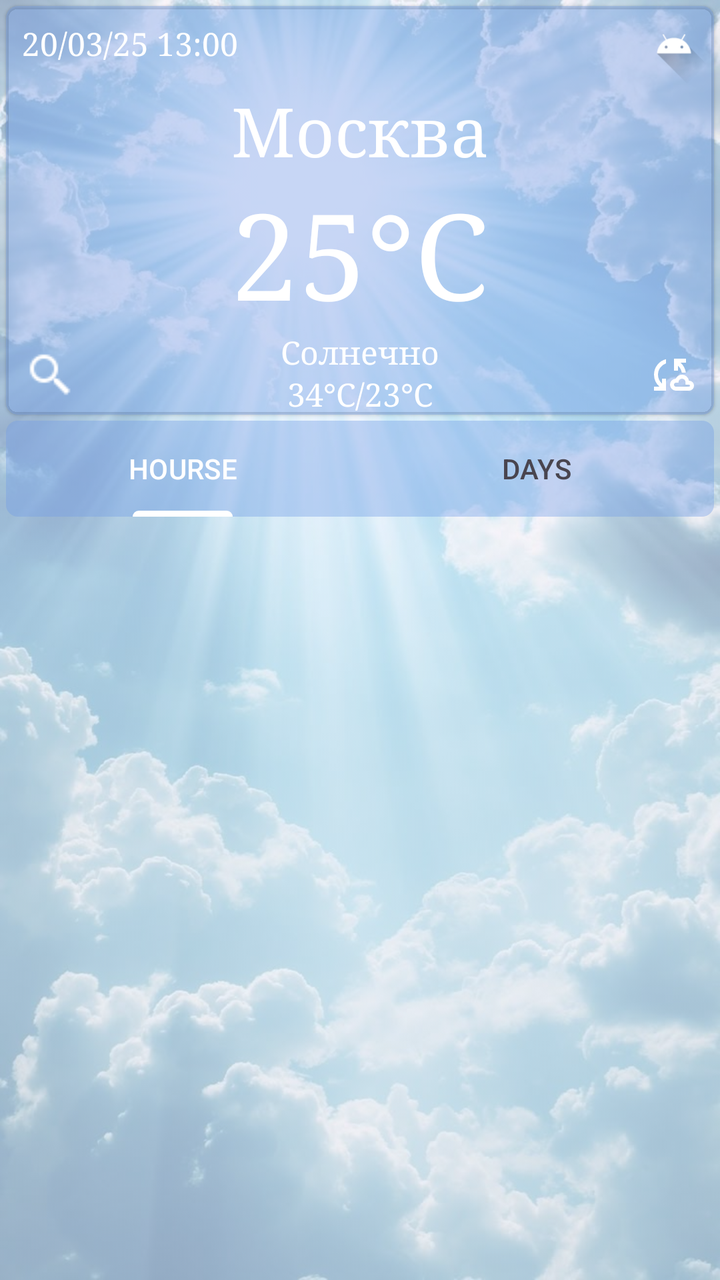
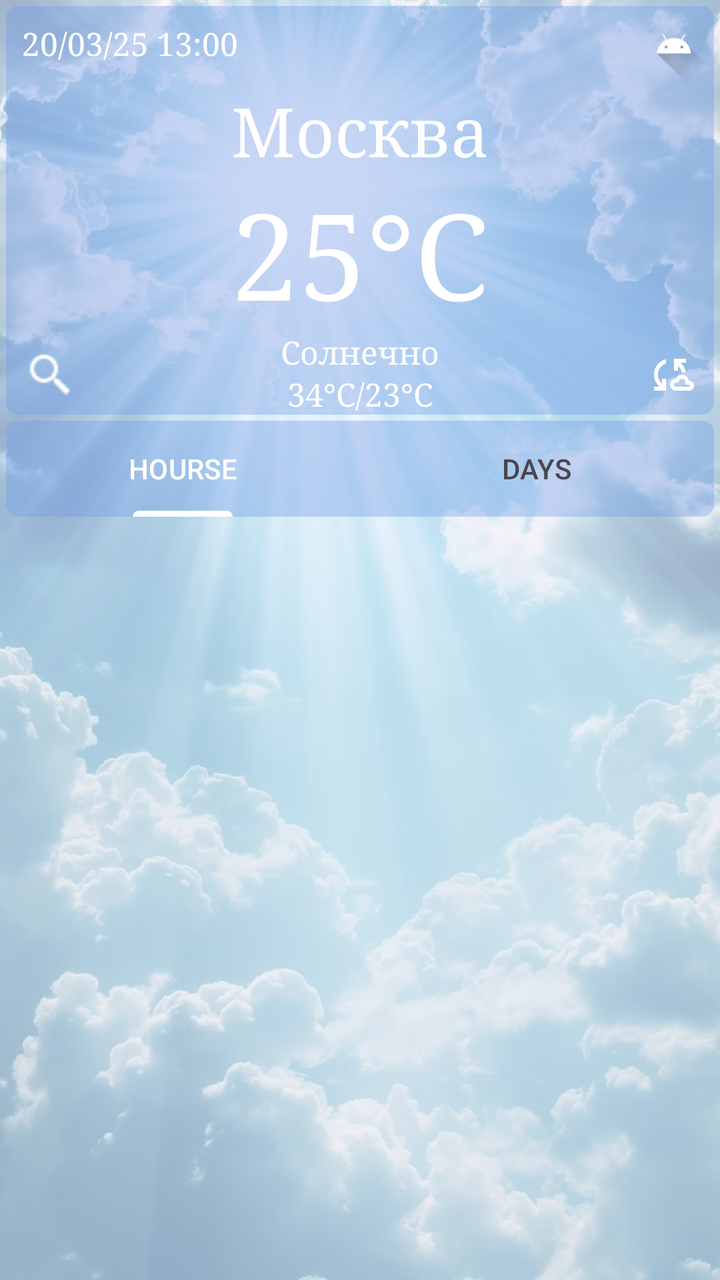

The first picture is an Android layout as it rendered before a commit; the second is the same layout after the commit. The layout source and the unified diff follow.
<!-- AndroidManifest.xml: application theme Theme.WeatherApp -->
<!-- res/layout/fragment_main.xml -->
<?xml version="1.0" encoding="utf-8"?>
<androidx.constraintlayout.widget.ConstraintLayout
    xmlns:android="http://schemas.android.com/apk/res/android"
    xmlns:app="http://schemas.android.com/apk/res-auto"
    xmlns:tools="http://schemas.android.com/tools"
    android:layout_width="match_parent"
    android:layout_height="match_parent"
    tools:context=".presentation.fragments.MainFragment.MainFragment">

    <ImageView
        android:id="@+id/imageView"
        android:layout_width="wrap_content"
        android:layout_height="wrap_content"
        android:alpha="0.5"
        android:scaleType="fitXY"
        android:src="@drawable/fon_weather"
        app:layout_constraintBottom_toBottomOf="parent"
        app:layout_constraintEnd_toEndOf="parent"
        app:layout_constraintStart_toStartOf="parent"
        app:layout_constraintTop_toTopOf="parent" />

    <androidx.cardview.widget.CardView
        android:id="@+id/cardView"
        android:layout_width="match_parent"
        android:layout_height="wrap_content"
        android:layout_marginStart="3dp"
        android:layout_marginTop="3dp"
        android:layout_marginEnd="3dp"
        android:backgroundTint="@color/card_blue"
        app:cardCornerRadius="6dp"
        app:cardElevation="1dp"
        app:layout_constraintEnd_toEndOf="parent"
        app:layout_constraintStart_toStartOf="parent"
        app:layout_constraintTop_toTopOf="parent">

        <androidx.constraintlayout.widget.ConstraintLayout
            android:layout_width="match_parent"
            android:layout_height="match_parent">

            <TextView
                android:id="@+id/tvData"
                android:layout_width="wrap_content"
                android:layout_height="wrap_content"
                android:layout_marginStart="8dp"
                android:layout_marginTop="8dp"
                android:fontFamily="serif"
                android:text="20/03/25 13:00"
                android:textColor="@color/white"
                android:textSize="16sp"
                app:layout_constraintStart_toStartOf="parent"
                app:layout_constraintTop_toTopOf="parent" />

            <ImageView
                android:id="@+id/imWeather"
                android:layout_width="40dp"
                android:layout_height="40dp"
                android:src="@drawable/ic_launcher_foreground"
                app:layout_constraintEnd_toEndOf="parent"
                app:layout_constraintTop_toTopOf="parent" />

            <TextView
                android:id="@+id/tvCity"
                android:layout_width="wrap_content"
                android:layout_height="wrap_content"
                android:fontFamily="serif"
                android:text="Москва"
                android:textColor="@color/white"
                android:textSize="34sp"
                app:layout_constraintEnd_toEndOf="parent"
                app:layout_constraintStart_toStartOf="parent"
                app:layout_constraintTop_toBottomOf="@+id/imWeather" />

            <TextView
                android:id="@+id/tvTemp"
                android:layout_width="wrap_content"
                android:layout_height="wrap_content"
                android:fontFamily="serif"
                android:text="25°C"
                android:textColor="@color/white"
                android:textSize="60sp"
                app:layout_constraintEnd_toEndOf="parent"
                app:layout_constraintStart_toStartOf="parent"
                app:layout_constraintTop_toBottomOf="@+id/tvCity" />

            <TextView
                android:id="@+id/tvCondition"
                android:layout_width="wrap_content"
                android:layout_height="wrap_content"
                android:fontFamily="serif"
                android:text="Солнечно"
                android:textColor="@color/white"
                android:textSize="16sp"
                app:layout_constraintEnd_toEndOf="parent"
                app:layout_constraintStart_toStartOf="parent"
                app:layout_constraintTop_toBottomOf="@+id/tvTemp" />

            <TextView
                android:id="@+id/tvMaxMin"
                android:layout_width="wrap_content"
                android:layout_height="wrap_content"
                android:fontFamily="serif"
                android:text="34°C/23°C"
                android:textColor="@color/white"
                android:textSize="16sp"
                app:layout_constraintEnd_toEndOf="parent"
                app:layout_constraintStart_toStartOf="parent"
                app:layout_constraintTop_toBottomOf="@+id/tvCondition" />

            <ImageButton
                android:id="@+id/ibSync"
                android:layout_width="24dp"
                android:layout_height="24dp"
                android:layout_marginEnd="10dp"
                android:layout_marginBottom="8dp"
                android:background="@null"
                android:src="@drawable/outline_cloud_sync_24"
                app:layout_constraintBottom_toBottomOf="parent"
                app:layout_constraintEnd_toEndOf="parent" />

            <ImageButton
                android:id="@+id/ibSearch"
                android:layout_width="wrap_content"
                android:layout_height="wrap_content"
                android:layout_marginStart="10dp"
                android:layout_marginBottom="8dp"
                android:background="@null"
                android:src="@drawable/icons"
                app:layout_constraintBottom_toBottomOf="parent"
                app:layout_constraintStart_toStartOf="parent" />

        </androidx.constraintlayout.widget.ConstraintLayout>

    </androidx.cardview.widget.CardView>

    <com.google.android.material.tabs.TabLayout
        android:id="@+id/tabLayout"
        android:layout_width="0dp"
        android:layout_height="48dp"
        android:layout_marginStart="3dp"
        android:layout_marginTop="3dp"
        android:layout_marginEnd="3dp"
        android:background="@drawable/tab_background"
        app:layout_constraintEnd_toEndOf="@+id/imageView"
        app:layout_constraintHorizontal_bias="0.0"
        app:layout_constraintStart_toStartOf="parent"
        app:layout_constraintTop_toBottomOf="@+id/cardView">

        <com.google.android.material.tabs.TabItem
            android:layout_width="wrap_content"
            android:layout_height="wrap_content"
            android:text="HOURSE" />

        <com.google.android.material.tabs.TabItem
            android:layout_width="wrap_content"
            android:layout_height="wrap_content"
            android:text="DAYS" />
    </com.google.android.material.tabs.TabLayout>

    <androidx.viewpager2.widget.ViewPager2
        android:id="@+id/vp"
        android:layout_width="0dp"
        android:layout_height="0dp"
        android:layout_marginStart="3dp"
        android:layout_marginEnd="3dp"
        android:layout_marginBottom="3dp"
        app:layout_constraintBottom_toBottomOf="parent"
        app:layout_constraintEnd_toEndOf="parent"
        app:layout_constraintHorizontal_bias="1.0"
        app:layout_constraintStart_toStartOf="parent"
        app:layout_constraintTop_toBottomOf="@+id/tabLayout"
        app:layout_constraintVertical_bias="0.0" />

</androidx.constraintlayout.widget.ConstraintLayout>
<!-- resources referenced by this layout -->
<resources>
  <color name="card_blue">#66749FE7</color>
  <color name="white">#FFFFFFFF</color>
  <!-- drawable ic_launcher_foreground (drawable) -->
  <vector xmlns:android="http://schemas.android.com/apk/res/android"
      xmlns:aapt="http://schemas.android.com/aapt"
      android:width="108dp"
      android:height="108dp"
      android:viewportWidth="108"
      android:viewportHeight="108">
      <path android:pathData="M31,63.928c0,0 6.4,-11 12.1,-13.1c7.2,-2.6 26,-1.4 26,-1.4l38.1,38.1L107,108.928l-32,-1L31,63.928z">
          <aapt:attr name="android:fillColor">
              <gradient
                  android:endX="85.84757"
                  android:endY="92.4963"
                  android:startX="42.9492"
                  android:startY="49.59793"
                  android:type="linear">
                  <item
                      android:color="#44000000"
                      android:offset="0.0" />
                  <item
                      android:color="#00000000"
                      android:offset="1.0" />
              </gradient>
          </aapt:attr>
      </path>
      <path
          android:fillColor="#FFFFFF"
          android:fillType="nonZero"
          android:pathData="M65.3,45.828l3.8,-6.6c0.2,-0.4 0.1,-0.9 -0.3,-1.1c-0.4,-0.2 -0.9,-0.1 -1.1,0.3l-3.9,6.7c-6.3,-2.8 -13.4,-2.8 -19.7,0l-3.9,-6.7c-0.2,-0.4 -0.7,-0.5 -1.1,-0.3C38.8,38.328 38.7,38.828 38.9,39.228l3.8,6.6C36.2,49.428 31.7,56.028 31,63.928h46C76.3,56.028 71.8,49.428 65.3,45.828zM43.4,57.328c-0.8,0 -1.5,-0.5 -1.8,-1.2c-0.3,-0.7 -0.1,-1.5 0.4,-2.1c0.5,-0.5 1.4,-0.7 2.1,-0.4c0.7,0.3 1.2,1 1.2,1.8C45.3,56.528 44.5,57.328 43.4,57.328L43.4,57.328zM64.6,57.328c-0.8,0 -1.5,-0.5 -1.8,-1.2s-0.1,-1.5 0.4,-2.1c0.5,-0.5 1.4,-0.7 2.1,-0.4c0.7,0.3 1.2,1 1.2,1.8C66.5,56.528 65.6,57.328 64.6,57.328L64.6,57.328z"
          android:strokeWidth="1"
          android:strokeColor="#00000000" />
  </vector>
  <!-- drawable icons: png bitmap (drawable, 324 bytes) -->
  <!-- drawable outline_cloud_sync_24 (drawable) -->
  <vector xmlns:android="http://schemas.android.com/apk/res/android" android:height="24dp" android:tint="#FFFFFF" android:viewportHeight="960" android:viewportWidth="960" android:width="24dp">
        
      <path android:fillColor="@android:color/white" android:pathData="M160,800L160,720L269,720Q218,676 189,614Q160,552 160,480Q160,368 228,282.5Q296,197 400,170L400,254Q330,279 285,340.5Q240,402 240,480Q240,534 261.5,579.5Q283,625 320,658L320,560L400,560L400,800L160,800ZM600,800Q550,800 515,765Q480,730 480,680Q480,632 513,597.5Q546,563 594,561Q611,525 644.5,502.5Q678,480 720,480Q773,480 811.5,514.5Q850,549 858,600L858,600Q900,600 930,629Q960,658 960,699Q960,741 931,770.5Q902,800 860,800L600,800ZM716,440Q709,399 689,364Q669,329 640,302L640,400L560,400L560,160L800,160L800,240L691,240Q734,278 761.5,329Q789,380 797,440L716,440ZM600,720L860,720Q868,720 874,714Q880,708 880,700Q880,692 874,686Q868,680 860,680L790,680L790,630Q790,601 769.5,580.5Q749,560 720,560Q691,560 670.5,580.5Q650,601 650,630L650,640L600,640Q583,640 571.5,651.5Q560,663 560,680Q560,697 571.5,708.5Q583,720 600,720ZM720,640Q720,640 720,640Q720,640 720,640Q720,640 720,640Q720,640 720,640L720,640L720,640Q720,640 720,640Q720,640 720,640Q720,640 720,640Q720,640 720,640L720,640L720,640Q720,640 720,640Q720,640 720,640Q720,640 720,640Q720,640 720,640Z"/>
      
  </vector>
  <!-- drawable tab_background (drawable) -->
  <?xml version="1.0" encoding="utf-8"?>
  <shape xmlns:android="http://schemas.android.com/apk/res/android"
      xmlns:app="http://schemas.android.com/apk/res-auto"
      android:shape="rectangle">
      <solid android:color="@color/card_blue"/>
          <corners android:radius="6dp"/>
  
      </shape>
  <style name="Theme.WeatherApp" parent="Base.Theme.WeatherApp" />
  <style name="Base.Theme.WeatherApp" parent="Theme.Material3.DayNight.NoActionBar">
          
          <item name="colorPrimary">@color/white</item>
          <item name="colorPrimaryVariant">@color/card_blue_1</item>
      </style>
  <color name="card_blue_1">#37557C</color>
  <!-- unchanged entries left out for length: 1 -->
</resources>

<!-- the commit's change to res/layout/fragment_main.xml (unified diff, before → after) -->
@@ -28,7 +28,7 @@
         android:layout_marginEnd="3dp"
         android:backgroundTint="@color/card_blue"
         app:cardCornerRadius="6dp"
-        app:cardElevation="1dp"
+        app:cardElevation="0dp"
         app:layout_constraintEnd_toEndOf="parent"
         app:layout_constraintStart_toStartOf="parent"
         app:layout_constraintTop_toTopOf="parent">
@@ -128,6 +128,17 @@
                 app:layout_constraintBottom_toBottomOf="parent"
                 app:layout_constraintStart_toStartOf="parent" />
 
+            <ProgressBar
+                android:id="@+id/progressBar"
+                android:layout_width="48dp"
+                android:layout_height="48dp"
+                android:layout_marginTop="5dp"
+                android:indeterminateTint="@android:color/white"
+                android:visibility="gone"
+                app:layout_constraintEnd_toEndOf="parent"
+                app:layout_constraintStart_toStartOf="parent"
+                app:layout_constraintTop_toTopOf="parent" />
+
         </androidx.constraintlayout.widget.ConstraintLayout>
 
     </androidx.cardview.widget.CardView>
